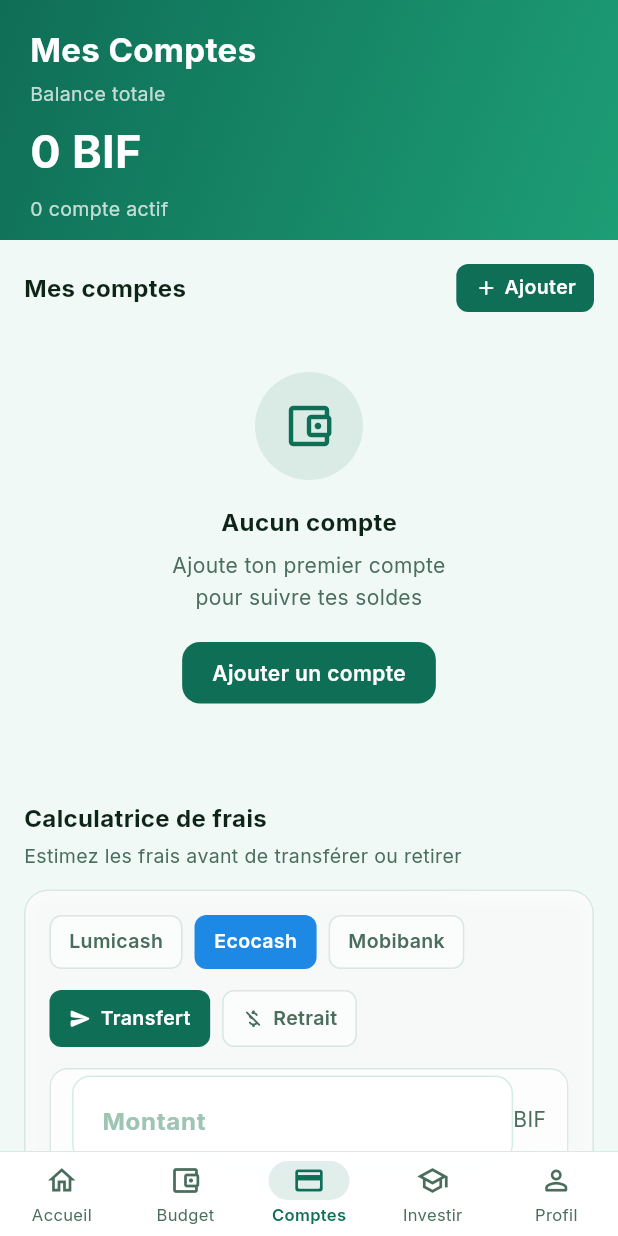
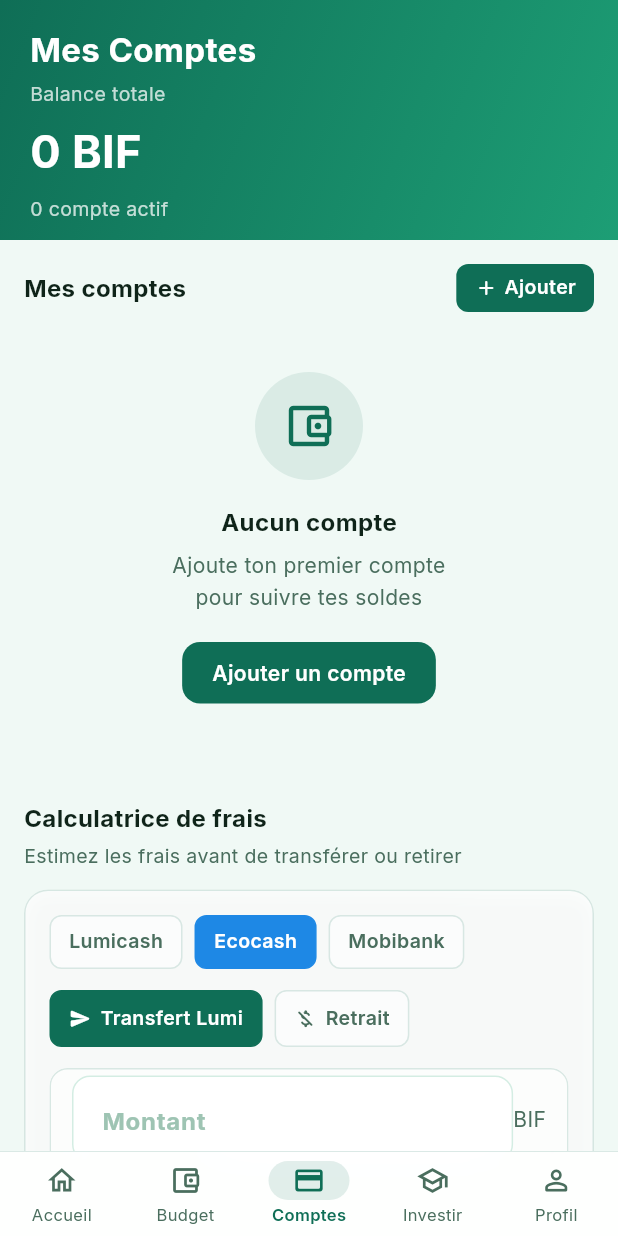
Before and after one commit to francisdanzo/heza_money, a Flutter app: the AccountsScreen screen opened by its route, after a tap on "Ecocash", on a phone screen of 412 x 824 dp. Run offline on Flutter 3.47's test engine with Material 3 defaults, Android fonts, the phone set to English and light mode, and no system bars; our stand-ins replace drift, fl_chart, flutter_local_notifications, flutter_riverpod, go_router, pdf and 1 more; accounts and stored records are empty; generated files the repository leaves out were written again.

Commit message:
feat: Update Lumicash fees with official Lumitel/Lumipay table and add external transfer option
Replaces estimated fee tiers with real values from the official Lumicash
IBICIRO table. Adds externalTransferFees (Lumi → autre réseau) as a third
operation type in the fee calculator, shown only when Lumicash is selected.

Co-Authored-By: Claude Sonnet 4.6 <noreply@anthropic.com>

```diff
--- a/lib/data/models/mobile_money.dart
+++ b/lib/data/models/mobile_money.dart
@@ -1,5 +1,5 @@
-// Modèle de frais pour les opérations mobile money / bancaires au Burundi
-// Les tarifs sont indicatifs — vérifier avec votre opérateur.
+// Frais officiels Lumicash — source : tableau officiel Lumitel/Lumipay
+// Vérifier les mises à jour sur le site de Lumitel.
 
 class FeeTier {
   final double minAmount;
@@ -19,9 +19,10 @@ class MobileMoneyProvider {
   final String shortName;
   final String type; // 'mobile_money' | 'bank'
   final String color;
-  final List<FeeTier> transferFees;
-  final List<FeeTier> withdrawalFees;
-  final String? depositNote; // note sur les dépôts
+  final List<FeeTier> transferFees;          // Lumi → Lumi
+  final List<FeeTier> externalTransferFees;  // Lumi → autre réseau (vide si non applicable)
+  final List<FeeTier> withdrawalFees;        // retrait agent / Lumipay
+  final String? depositNote;
 
   const MobileMoneyProvider({
     required this.id,
@@ -30,6 +31,7 @@ class MobileMoneyProvider {
     required this.type,
     required this.color,
     required this.transferFees,
+    this.externalTransferFees = const [],
     required this.withdrawalFees,
     this.depositNote,
   });
@@ -47,11 +49,19 @@ class MobileMoneyProvider {
   }
 
   double transferFee(double amount) => calculateFee(transferFees, amount);
+  double externalTransferFee(double amount) =>
+      externalTransferFees.isNotEmpty
+          ? calculateFee(externalTransferFees, amount)
+          : calculateFee(transferFees, amount);
   double withdrawalFee(double amount) => calculateFee(withdrawalFees, amount);
+
+  bool get hasExternalTransferFees => externalTransferFees.isNotEmpty;
 }
 
 class MobileMoneyData {
   static const List<MobileMoneyProvider> providers = [
+    // ── LUMICASH ──────────────────────────────────────────────────────────────
+    // Tableau officiel Lumitel (IBICIRO)
     MobileMoneyProvider(
       id: 'lumicash',
       name: 'Lumicash',
@@ -59,28 +69,57 @@ class MobileMoneyData {
       type: 'mobile_money',
       color: '#E8A020',
       depositNote: 'Dépôt gratuit chez les agents Lumitel',
+
+      // Colonne "Frais de transfert" (Lumicash → Lumicash)
       transferFees: [
-        FeeTier(minAmount: 500,    maxAmount: 5000,    fee: 50),
-        FeeTier(minAmount: 5001,   maxAmount: 10000,   fee: 100),
-        FeeTier(minAmount: 10001,  maxAmount: 25000,   fee: 200),
-        FeeTier(minAmount: 25001,  maxAmount: 50000,   fee: 400),
-        FeeTier(minAmount: 50001,  maxAmount: 100000,  fee: 700),
-        FeeTier(minAmount: 100001, maxAmount: 250000,  fee: 1500),
-        FeeTier(minAmount: 250001, maxAmount: 500000,  fee: 2500),
-        FeeTier(minAmount: 500001, maxAmount: 1000000, fee: 5000),
+        FeeTier(minAmount: 1000,   maxAmount: 4999,    fee: 148),
+        FeeTier(minAmount: 5000,   maxAmount: 9999,    fee: 384),
+        FeeTier(minAmount: 10000,  maxAmount: 19999,   fee: 620),
+        FeeTier(minAmount: 20000,  maxAmount: 29999,   fee: 840),
+        FeeTier(minAmount: 30000,  maxAmount: 49999,   fee: 1020),
+        FeeTier(minAmount: 50000,  maxAmount: 59999,   fee: 1200),
+        FeeTier(minAmount: 60000,  maxAmount: 79999,   fee: 1440),
+        FeeTier(minAmount: 80000,  maxAmount: 99999,   fee: 1860),
+        FeeTier(minAmount: 100000, maxAmount: 199999,  fee: 2400),
+        FeeTier(minAmount: 200000, maxAmount: 299999,  fee: 3600),
+        FeeTier(minAmount: 300000, maxAmount: 499999,  fee: 4600),
+        FeeTier(minAmount: 500000, maxAmount: 1000000, fee: 5160),
       ],
+
+      // Colonne intermédiaire — transfert vers autre réseau / paiement Lumipay
+      externalTransferFees: [
+        FeeTier(minAmount: 1000,   maxAmount: 4999,    fee: 720),
+        FeeTier(minAmount: 5000,   maxAmount: 9999,    fee: 1760),
+        FeeTier(minAmount: 10000,  maxAmount: 19999,   fee: 2880),
+        FeeTier(minAmount: 20000,  maxAmount: 29999,   fee: 3280),
+        FeeTier(minAmount: 30000,  maxAmount: 49999,   fee: 3640),
+        FeeTier(minAmount: 50000,  maxAmount: 59999,   fee: 3240),
+        FeeTier(minAmount: 60000,  maxAmount: 79999,   fee: 3920),
+        FeeTier(minAmount: 80000,  maxAmount: 99999,   fee: 4620),
+        FeeTier(minAmount: 100000, maxAmount: 199999,  fee: 6000),
+        FeeTier(minAmount: 200000, maxAmount: 299999,  fee: 8160),
+        FeeTier(minAmount: 300000, maxAmount: 499999,  fee: 10320),
+        FeeTier(minAmount: 500000, maxAmount: 1000000, fee: 17040),
+      ],
+
+      // Colonne "Frais de retrait en Lumipay"
       withdrawalFees: [
-        FeeTier(minAmount: 500,    maxAmount: 5000,    fee: 100),
-        FeeTier(minAmount: 5001,   maxAmount: 10000,   fee: 200),
-        FeeTier(minAmount: 10001,  maxAmount: 25000,   fee: 350),
-        FeeTier(minAmount: 25001,  maxAmount: 50000,   fee: 600),
-        FeeTier(minAmount: 50001,  maxAmount: 100000,  fee: 1000),
-        FeeTier(minAmount: 100001, maxAmount: 250000,  fee: 2000),
-        FeeTier(minAmount: 250001, maxAmount: 500000,  fee: 4000),
-        FeeTier(minAmount: 500001, maxAmount: 1000000, fee: 7500),
+        FeeTier(minAmount: 1000,   maxAmount: 4999,    fee: 276),
+        FeeTier(minAmount: 5000,   maxAmount: 9999,    fee: 995),
+        FeeTier(minAmount: 10000,  maxAmount: 19999,   fee: 1480),
+        FeeTier(minAmount: 20000,  maxAmount: 29999,   fee: 1020),
+        FeeTier(minAmount: 30000,  maxAmount: 49999,   fee: 1280),
+        FeeTier(minAmount: 50000,  maxAmount: 59999,   fee: 1620),
+        FeeTier(minAmount: 60000,  maxAmount: 79999,   fee: 1960),
+        FeeTier(minAmount: 80000,  maxAmount: 99999,   fee: 2280),
+        FeeTier(minAmount: 100000, maxAmount: 199999,  fee: 3000),
+        FeeTier(minAmount: 200000, maxAmount: 299999,  fee: 4680),
+        FeeTier(minAmount: 300000, maxAmount: 499999,  fee: 5740),
+        FeeTier(minAmount: 500000, maxAmount: 1000000, fee: 10440),
       ],
     ),
 
+    // ── ECOCASH ───────────────────────────────────────────────────────────────
     MobileMoneyProvider(
       id: 'ecocash',
       name: 'Ecocash',
@@ -110,6 +149,7 @@ class MobileMoneyData {
       ],
     ),
 
+    // ── MOBIBANK ──────────────────────────────────────────────────────────────
     MobileMoneyProvider(
       id: 'mobibank',
       name: 'Mobibank',
@@ -142,13 +182,12 @@ class MobileMoneyData {
     }
   }
 
-  // Banques disponibles au Burundi (pas de frais intégrés — info seulement)
   static const List<Map<String, String>> banks = [
-    {'id': 'bcb',     'name': 'BCB (Banque Commerciale du Burundi)',  'color': '#1565C0'},
-    {'id': 'bancobu', 'name': 'BANCOBU',                              'color': '#6A1B9A'},
-    {'id': 'ibb',     'name': 'IBB (Interbank Burundi)',              'color': '#AD1457'},
-    {'id': 'brd',     'name': 'BRD (Banque Régionale du Développement)', 'color': '#00695C'},
-    {'id': 'cospecbu','name': 'COSPECBU',                             'color': '#E65100'},
-    {'id': 'other_bank','name': 'Autre banque',                       'color': '#546E7A'},
+    {'id': 'bcb',       'name': 'BCB (Banque Commerciale du Burundi)',      'color': '#1565C0'},
+    {'id': 'bancobu',   'name': 'BANCOBU',                                  'color': '#6A1B9A'},
+    {'id': 'ibb',       'name': 'IBB (Interbank Burundi)',                  'color': '#AD1457'},
+    {'id': 'brd',       'name': 'BRD (Banque Régionale du Développement)', 'color': '#00695C'},
+    {'id': 'cospecbu',  'name': 'COSPECBU',                                 'color': '#E65100'},
+    {'id': 'other_bank','name': 'Autre banque',                             'color': '#546E7A'},
   ];
 }
--- a/lib/features/accounts/accounts_screen.dart
+++ b/lib/features/accounts/accounts_screen.dart
@@ -310,7 +310,7 @@ class _FeeCalculator extends StatefulWidget {
 
 class _FeeCalculatorState extends State<_FeeCalculator> {
   String _selectedProvider = 'lumicash';
-  String _operationType = 'transfer'; // 'transfer' | 'withdrawal'
+  String _operationType = 'transfer'; // 'transfer' | 'external_transfer' | 'withdrawal'
   final _amountController = TextEditingController();
   double? _calculatedFee;
 
@@ -330,16 +330,36 @@ class _FeeCalculatorState extends State<_FeeCalculator> {
     final provider = MobileMoneyData.getById(_selectedProvider);
     if (provider == null) return;
     setState(() {
-      _calculatedFee = _operationType == 'transfer'
-          ? provider.transferFee(amount)
-          : provider.withdrawalFee(amount);
+      switch (_operationType) {
+        case 'external_transfer':
+          _calculatedFee = provider.externalTransferFee(amount);
+        case 'withdrawal':
+          _calculatedFee = provider.withdrawalFee(amount);
+        default:
+          _calculatedFee = provider.transferFee(amount);
+      }
     });
+  }
+
+  void _selectProvider(String id) {
+    final provider = MobileMoneyData.getById(id);
+    // Si l'opération courante n'est pas disponible pour ce provider, reset
+    final hasExternal = provider?.hasExternalTransferFees ?? false;
+    setState(() {
+      _selectedProvider = id;
+      _calculatedFee = null;
+      if (_operationType == 'external_transfer' && !hasExternal) {
+        _operationType = 'transfer';
+      }
+    });
+    _calculate();
   }
 
   @override
   Widget build(BuildContext context) {
     final t = HezaTheme.of(context);
     final providers = MobileMoneyData.providers;
+    final currentProvider = MobileMoneyData.getById(_selectedProvider);
 
     return GlassCard(
       padding: const EdgeInsets.all(16),
@@ -351,7 +371,7 @@ class _FeeCalculatorState extends State<_FeeCalculator> {
           return Padding(
             padding: const EdgeInsets.only(right: 8),
             child: GestureDetector(
-              onTap: () { setState(() { _selectedProvider = p.id; _calculatedFee = null; }); _calculate(); },
+              onTap: () => _selectProvider(p.id),
               child: AnimatedContainer(
                 duration: const Duration(milliseconds: 180),
                 padding: const EdgeInsets.symmetric(horizontal: 12, vertical: 7),
@@ -370,9 +390,10 @@ class _FeeCalculatorState extends State<_FeeCalculator> {
         const SizedBox(height: 14),
 
         // Operation type
-        Row(children: [
-          _opChip('transfer', Icons.send_rounded, 'Transfert', t),
-          const SizedBox(width: 8),
+        Wrap(spacing: 8, runSpacing: 8, children: [
+          _opChip('transfer', Icons.send_rounded, 'Transfert Lumi', t),
+          if (currentProvider?.hasExternalTransferFees == true)
+            _opChip('external_transfer', Icons.swap_horiz_rounded, 'Vers autre réseau', t),
           _opChip('withdrawal', Icons.money_off_rounded, 'Retrait', t),
         ]),
         const SizedBox(height: 14),
@@ -436,8 +457,12 @@ class _FeeCalculatorState extends State<_FeeCalculator> {
             ]),
           ),
           const SizedBox(height: 6),
-          Text('* Tarifs indicatifs — vérifier avec votre opérateur',
-              style: TextStyle(fontFamily: 'Inter', fontSize: 11, color: t.textMuted, fontStyle: FontStyle.italic)),
+          Text(
+            _selectedProvider == 'lumicash'
+                ? '* Source : tableau officiel Lumitel / Lumipay'
+                : '* Tarifs indicatifs — vérifier avec votre opérateur',
+            style: TextStyle(fontFamily: 'Inter', fontSize: 11, color: t.textMuted, fontStyle: FontStyle.italic),
+          ),
         ],
       ]),
     );
```
